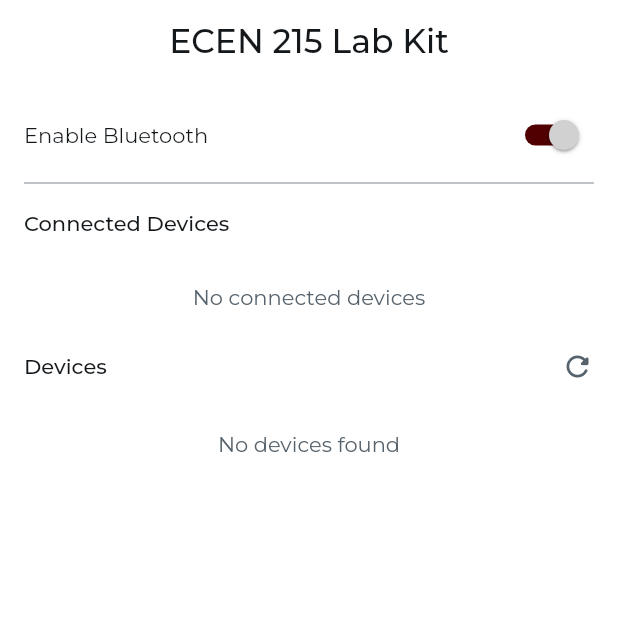
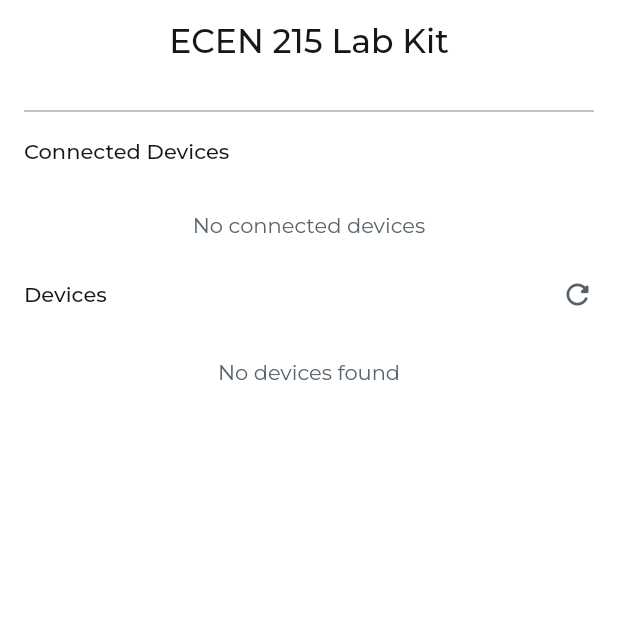
Before and after one commit to l-diazsantini/capstondemo, a Flutter app: the screen it shows after launch, on a phone screen of 412 x 824 dp, the top half of it. Run offline on Flutter 3.47's test engine with Material 3 defaults, Android fonts, the phone set to English and light mode, and no system bars; our stand-ins replace auto_size_text, fl_chart, flutter_animate, flutter_blue_plus, font_awesome_flutter, from_css_color and 6 more; missing offline and left inert: json_path.

Commit message:
Removed enable BT switch

```diff
--- a/lib/pages/device_list/device_list_model.dart
+++ b/lib/pages/device_list/device_list_model.dart
@@ -41,8 +41,6 @@ class DeviceListModel extends FlutterFlowModel<DeviceListWidget> {
   List<BTDeviceStruct>? fetchedConnectedDevices;
   // Stores action output result for [Custom Action - findDevices] action in DeviceList widget.
   List<BTDeviceStruct>? fetchedDevices;
-  // State field(s) for Switch widget.
-  bool? switchValue;
   // Stores action output result for [Custom Action - getConnectedDevices] action in Icon widget.
   List<BTDeviceStruct>? fetchedConnectedDevicesCopy;
   // Stores action output result for [Custom Action - findDevices] action in Icon widget.
--- a/lib/pages/device_list/device_list_widget.dart
+++ b/lib/pages/device_list/device_list_widget.dart
@@ -128,30 +128,6 @@ class _DeviceListWidgetState extends State<DeviceListWidget>
           child: Column(
             mainAxisSize: MainAxisSize.min,
             children: [
-              Row(
-                mainAxisSize: MainAxisSize.max,
-                mainAxisAlignment: MainAxisAlignment.spaceBetween,
-                children: [
-                  Text(
-                    'Enable Bluetooth',
-                    style: FlutterFlowTheme.of(context).bodyLarge.override(
-                          fontFamily: 'Montserrat',
-                          letterSpacing: 0.0,
-                        ),
-                  ),
-                  Switch.adaptive(
-                    value: _model.switchValue ??= widget.isBTEnabled,
-                    onChanged: (newValue) async {
-                      setState(() => _model.switchValue = newValue);
-                    },
-                    activeColor: FlutterFlowTheme.of(context).accent2,
-                    activeTrackColor: FlutterFlowTheme.of(context).tertiary,
-                    inactiveTrackColor:
-                        FlutterFlowTheme.of(context).primaryText,
-                    inactiveThumbColor: FlutterFlowTheme.of(context).accent2,
-                  ),
-                ],
-              ),
               Divider(
                 thickness: 0.5,
                 color: FlutterFlowTheme.of(context).secondaryText,
```
